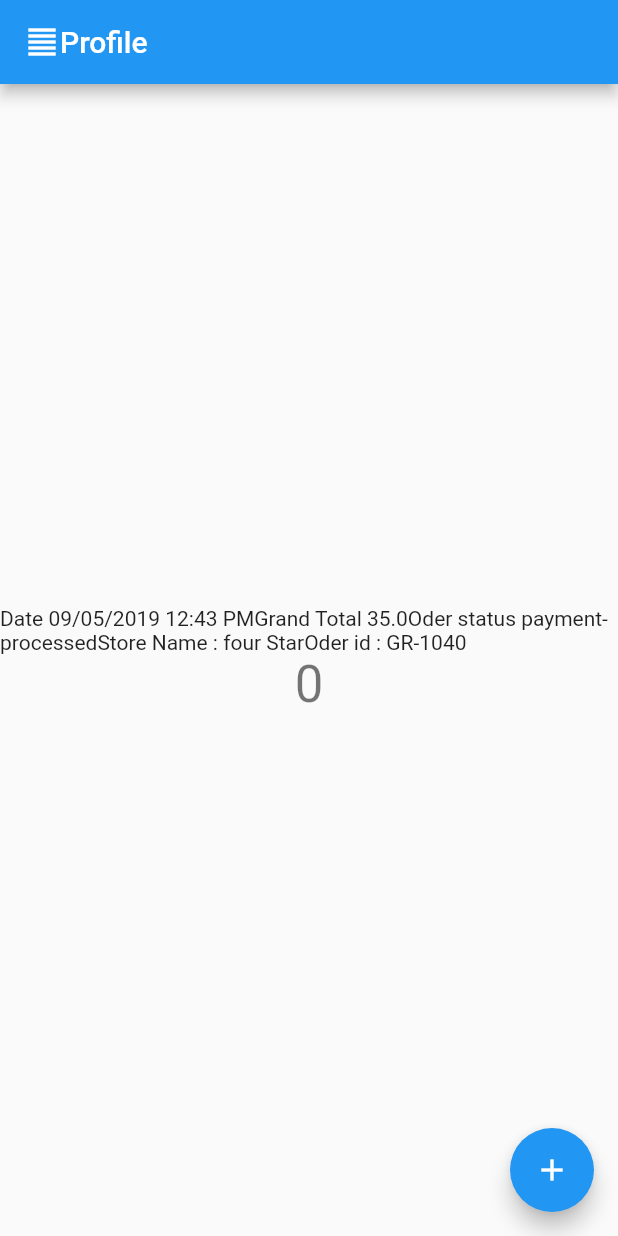
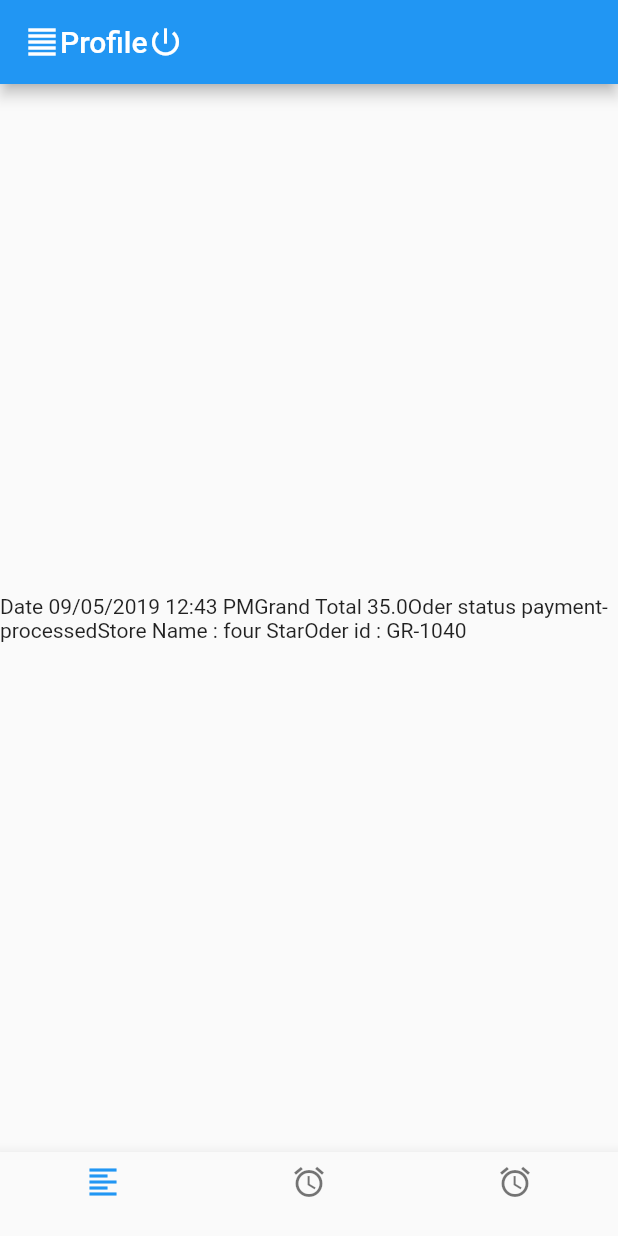
Before and after one commit to INTERNS-LXI-TECHNOLOGIES/Flutter-Workshop, a Flutter app: the screen it shows after launch, on a phone screen of 412 x 824 dp. Run offline on Flutter 3.47's test engine with Material 2 defaults, Android fonts, the phone set to English and light mode, and no system bars.

Commit message:
http://jira.bytatech.com:8080/browse/IN-8008

```diff
--- a/profileScreen/lib/main.dart
+++ b/profileScreen/lib/main.dart
@@ -1,3 +1,4 @@
+
 import 'package:flutter/material.dart';
 
 void main() {
@@ -16,8 +17,17 @@ class MyApp extends StatelessWidget {
 
       ),
 
-      home: MyHomePage(title: 'Profile'),
+
+
+       home: MyHomePage(title: 'Profile'),
+
+
+
+
+
     );
+
+
   }
 }
 
@@ -31,13 +41,6 @@ class MyHomePage extends StatefulWidget {
 }
 
 class _MyHomePageState extends State<MyHomePage> {
-  int _counter = 0;
-
-  void _incrementCounter() {
-    setState(() {
-     _counter++;
-    });
-  }
 
   @override
   Widget build(BuildContext context) {
@@ -46,7 +49,8 @@ class _MyHomePageState extends State<MyHomePage> {
       title: Row(
           children: <Widget>[
             Icon(Icons.format_align_justify),
-            Text(widget.title)
+            Text(widget.title),
+            Icon(Icons.power_settings_new)
           ],
         ),
 
@@ -62,18 +66,29 @@ class _MyHomePageState extends State<MyHomePage> {
               'Store Name : four Star'
               'Oder id : GR-1040',
             ),
-            Text(
-              '$_counter',
-              style: Theme.of(context).textTheme.headline4,
-            ),
+
           ],
         ),
       ),
-      floatingActionButton: FloatingActionButton(
-        onPressed: _incrementCounter,
-        tooltip: 'Increment',
-        child: Icon(Icons.add),
-      ),
-      );
+
+bottomNavigationBar: BottomNavigationBar( items: <BottomNavigationBarItem>[
+
+            BottomNavigationBarItem(
+              icon: Icon(Icons.format_align_left),
+              title: Text('')
+           ),
+           BottomNavigationBarItem(
+              icon: Icon(Icons.access_alarms),
+              title: Text('')
+           ),
+           BottomNavigationBarItem(
+              icon: Icon(Icons.access_alarms),
+              title: Text('')
+           )
+           ],
+),
+
+ );
+
   }
 }
```
